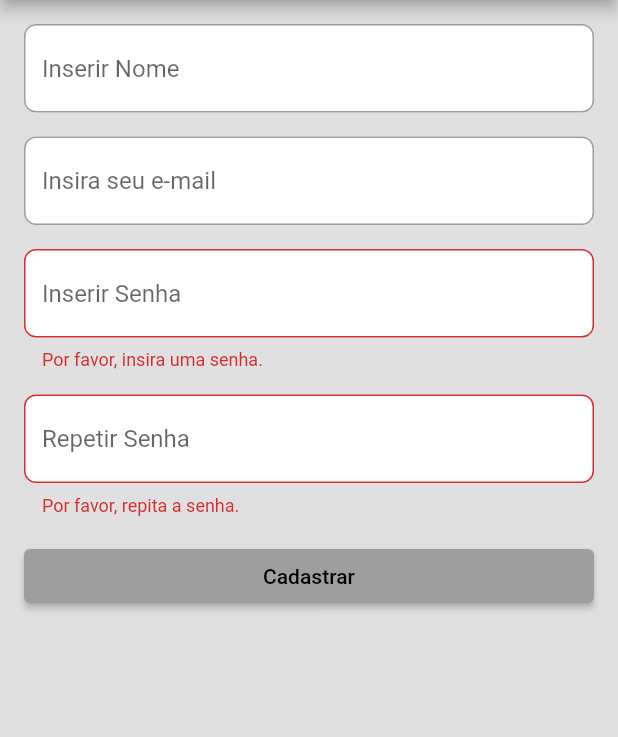
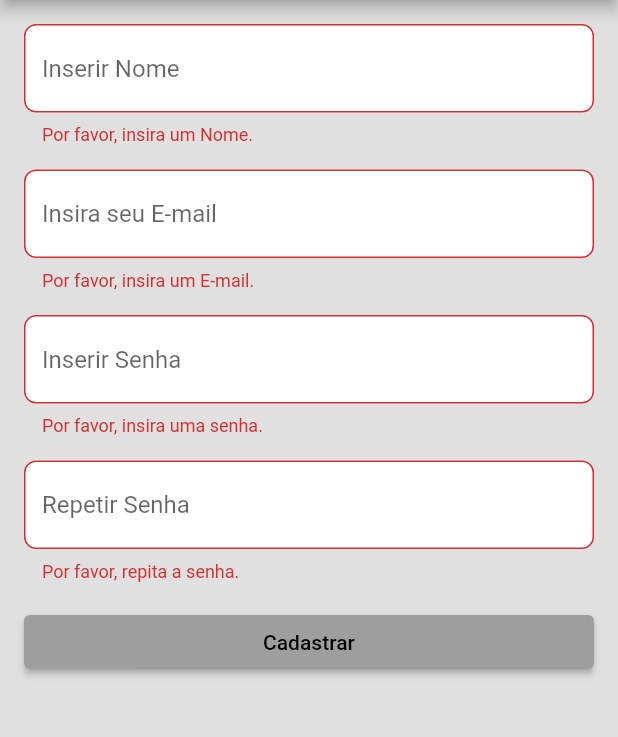
Before and after one commit to CaioBarreto93/mobile_movies, a Flutter app: the CadastroPage screen opened by its route, after a tap on "Cadastrar", on a phone screen of 412 x 824 dp, the part 84-821 px from its top. Run offline on Flutter 3.47's test engine with Material 2 defaults, Android fonts, the phone set to English and light mode, and no system bars; our stand-ins replace google_fonts; missing offline and left inert: tmdb_api.

Commit message:
Efetuação de cadastro

```diff
--- a/lib/models/login/pages/cadastro.dart
+++ b/lib/models/login/pages/cadastro.dart
@@ -2,6 +2,7 @@ import 'package:flutter/material.dart';
 
 import '../../../components/input_default.dart';
 import '../../../shared/validators.dart';
+import 'login.dart';
 
 class CadastroPage extends StatefulWidget {
   const CadastroPage({Key? key}) : super(key: key);
@@ -28,6 +29,12 @@ class _CadastroPageState extends State<CadastroPage> {
 
   void _cadastrar() {
     if (_formKey.currentState!.validate()) {
+      setState(() {
+        String email = _emailController.text;
+        String senha = _senhaController.text;
+        Navigator.push(context, MaterialPageRoute(
+        builder: (context) => LoginPage(emailUsuario: email, senhaUsuario: senha)));
+      });
       // Realize a ação de cadastro aqui, como enviar dados para um servidor ou salvar localmente.
       // Você pode acessar os valores dos campos usando _nomeController.text, _emailController.text, _senhaController.text, _repetirSenhaController.text.
       // Lembre-se de tratar as senhas corretamente antes de armazená-las ou enviá-las para um servidor seguro.
@@ -52,23 +59,37 @@ class _CadastroPageState extends State<CadastroPage> {
             children: [
               InputDefault(
                 hintText: "Inserir Nome",
-                keyboardType: TextInputType.name,
+                controller: _nomeController,
+                validator: (value) {
+                  if (value!.isEmpty) {
+                    return 'Por favor, insira um Nome.';
+                  }
+                  return null;
+                },
+                keyboardType: TextInputType.text,
                 onChanged: (value) {},
               ),
               const SizedBox(height: 16.0),
               InputDefault(
-                hintText: "Insira seu e-mail",
+                hintText: "Insira seu E-mail",
+                controller: _emailController,
+                validator: (value) {
+                  if (value!.isEmpty) {
+                    return 'Por favor, insira um E-mail.';
+                  }
+                  return null;
+                },
                 keyboardType: TextInputType.emailAddress,
                 onChanged: (value) {},
               ),
               const SizedBox(height: 16.0),
               InputDefault(
                 hintText: "Inserir Senha",
+                controller: _senhaController,
                 validator: (value) {
                   if (value!.isEmpty) {
                     return 'Por favor, insira uma senha.';
                   }
-                  // Aqui você pode adicionar validações adicionais para a força da senha.
                   return null;
                 },
                 keyboardType: TextInputType.text,
--- a/lib/routes/routes_generator.dart
+++ b/lib/routes/routes_generator.dart
@@ -27,7 +27,7 @@ class RoutesGenerator {
 
     switch (settings.name) {
       case loginPage:
-        return _goPage(const LoginPage());
+        return _goPage(const LoginPage(emailUsuario: 'email',senhaUsuario: 'senha', ));
       case cadastro:
         return _goPage(const CadastroPage());
       case esquecerSenha:
```
Also changed, not shown: lib/models/login/pages/login.dart (+7 -3 lines).
